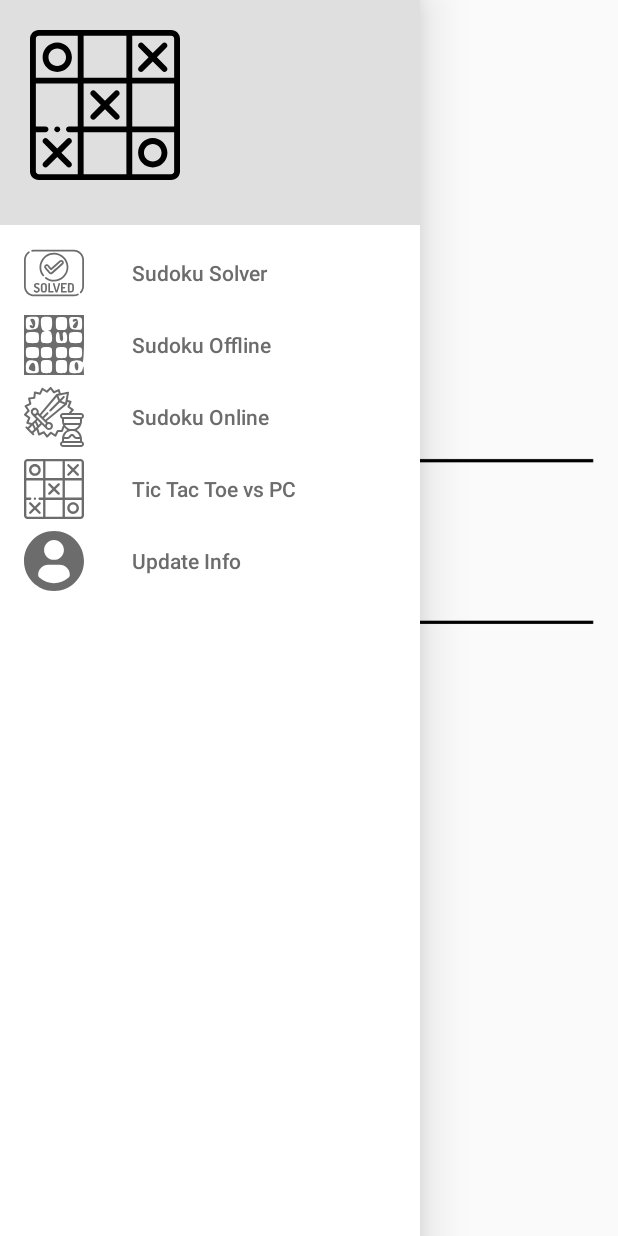
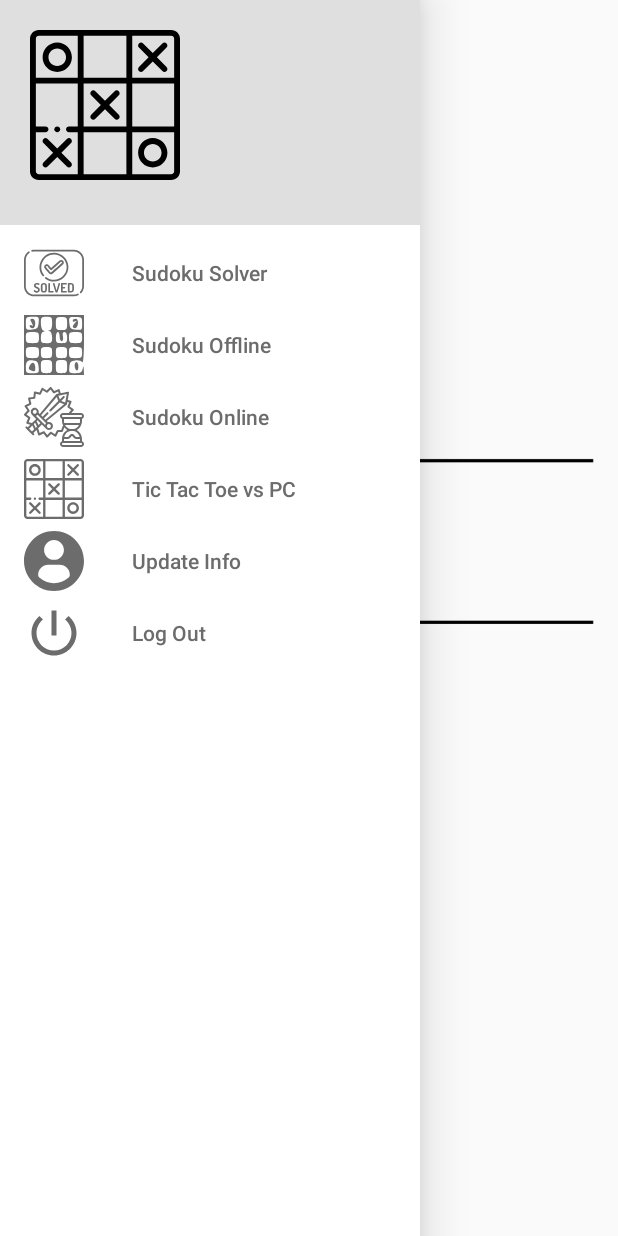
Before and after one commit to Schwartzblat/Sudoko-App, an Android app: the TicTacToePC screen opened directly, with no data from a screen before it, after a tap on an icon or button, on a phone screen of 412 x 824 dp. Run offline under Robolectric (Android 15) with nearby library versions, the light colour scheme and no system bars; our stand-ins replace Firebase (no records; nobody signed in at launch, a user with empty details on screens opened directly).

Commit message:
add log out option

```diff
--- /dev/null
+++ b/app/src/main/res/drawable/ic_baseline_power_settings_new_24.xml
@@ -0,0 +1,10 @@
+<vector xmlns:android="http://schemas.android.com/apk/res/android"
+    android:width="24dp"
+    android:height="24dp"
+    android:viewportWidth="24"
+    android:viewportHeight="24"
+    android:tint="?attr/colorControlNormal">
+  <path
+      android:fillColor="@android:color/white"
+      android:pathData="M13,3h-2v10h2L13,3zM17.83,5.17l-1.42,1.42C17.99,7.86 19,9.81 19,12c0,3.87 -3.13,7 -7,7s-7,-3.13 -7,-7c0,-2.19 1.01,-4.14 2.58,-5.42L6.17,5.17C4.23,6.82 3,9.26 3,12c0,4.97 4.03,9 9,9s9,-4.03 9,-9c0,-2.74 -1.23,-5.18 -3.17,-6.83z"/>
+</vector>
--- a/app/src/main/res/menu/drawermenu.xml
+++ b/app/src/main/res/menu/drawermenu.xml
@@ -8,8 +8,6 @@
 
     <item android:id="@+id/offline" android:title="Sudoku Offline"
         android:icon="@drawable/sudokuicon"/>
-
-
 
     <item
         android:id="@+id/online"
@@ -24,5 +22,9 @@
         android:title="Update Info"
         android:icon="@drawable/profile_user"
         />
+    <item
+        android:id="@+id/logout"
+        android:icon="@drawable/ic_baseline_power_settings_new_24"
+        android:title="Log Out" />
 
 </menu>
--- a/app/src/main/res/values/styles.xml
+++ b/app/src/main/res/values/styles.xml
@@ -13,6 +13,7 @@
         <!-- Used for the background -->
         <item name="android:background">#858585</item>
         <item name="android:textSize">18sp</item>
+        <item name="android:textAllCaps">false</item>
     </style>
 
 
```
Also changed, not shown: app/src/main/java/com/example/SudoKey/TicTacToePC.java (+34 -0 lines), app/src/main/java/com/example/SudoKey/Update.java (+32 -1 lines), app/src/main/java/com/example/SudoKey/logIn.java (+4 -4 lines), app/src/main/java/com/example/SudoKey/sudokuOff.java (+29 -5 lines), app/src/main/java/com/example/SudoKey/sudokuRoom.java (+29 -0 lines).
